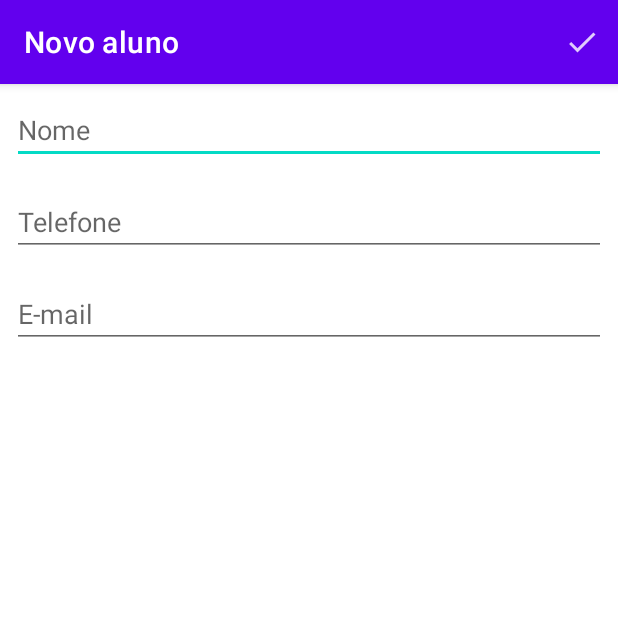
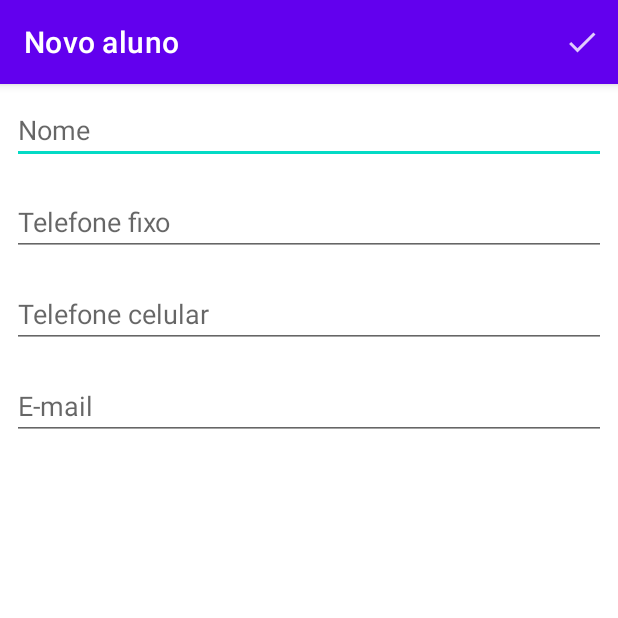
Before and after one commit to claudiocarvalhojr/agenda-android, an Android app: the screen it shows after launch (FormularioAlunoActivity), after a tap on an icon or button, on a phone screen of 412 x 824 dp, the top half of it. Run offline under Robolectric (Android 15) with nearby library versions, the phone set to English and light mode, and no system bars; our stand-ins replace Room's generated code; 5 statements that could not run were skipped.

Commit message:
Commit com o uso do Room para salvar as entidades no banco para o projeto de Agenda Android da formação android da Alura

```diff
--- a/app/build.gradle
+++ b/app/build.gradle
@@ -29,7 +29,9 @@ android {
 }
 
 dependencies {
-
+    def room_version = "2.2.6"
+    implementation "androidx.room:room-runtime:$room_version"
+    annotationProcessor "androidx.room:room-compiler:$room_version"
     implementation 'androidx.appcompat:appcompat:1.3.0'
     implementation 'com.google.android.material:material:1.3.0'
     implementation 'androidx.constraintlayout:constraintlayout:1.1.3'
--- a/app/src/main/AndroidManifest.xml
+++ b/app/src/main/AndroidManifest.xml
@@ -10,7 +10,6 @@
         android:roundIcon="@mipmap/ic_launcher_round"
         android:supportsRtl="true"
         android:theme="@style/Theme.Agenda"
-        android:name=".AgendaApplication"
         tools:ignore="AllowBackup">
         <activity android:name=".ui.activity.ListaAlunosActivity">
             <intent-filter>
--- a/app/src/main/java/br/com/alura/agenda/AgendaApplication.java
+++ /dev/null
@@ -1,21 +0,0 @@
-package br.com.alura.agenda;
-
-import android.app.Application;
-
-import br.com.alura.agenda.DAO.AlunoDAO;
-import br.com.alura.agenda.model.Aluno;
-
-public class AgendaApplication extends Application {
-
-    @Override
-    public void onCreate() {
-        super.onCreate();
-        criaAlunosDeTeste();
-    }
-
-    private void criaAlunosDeTeste() {
-        AlunoDAO dao = new AlunoDAO();
-        dao.salva(new Aluno("Alex", "51998834623", "alex@gmail.com"));
-        dao.salva(new Aluno("Fran", "51123456789", "fran@gmail.com"));
-    }
-}
--- a/app/src/main/java/br/com/alura/agenda/DAO/AlunoDAO.java
+++ /dev/null
@@ -1,48 +0,0 @@
-package br.com.alura.agenda.DAO;
-
-import java.util.ArrayList;
-import java.util.List;
-
-import br.com.alura.agenda.model.Aluno;
-
-public class AlunoDAO {
-
-    private final static List<Aluno> alunos = new ArrayList<>();
-    private static int contadorDeIds = 1;
-
-    public void salva(Aluno aluno) {
-        aluno.setId(contadorDeIds);
-        alunos.add(aluno);
-        atualizaIds();
-    }
-
-    private void atualizaIds() {
-        contadorDeIds++;
-    }
-
-    public void edita(Aluno aluno) {
-        Aluno alunoEncontrado = buscaAlunoPeloId(aluno);
-        if (alunoEncontrado != null) {
-            int posicaoDoAluno = alunos.indexOf(alunoEncontrado);
-            alunos.set(posicaoDoAluno, aluno);
-        }
-    }
-
-    private Aluno buscaAlunoPeloId(Aluno aluno) {
-        for (Aluno a : alunos) {
-            if (a.getId() == aluno.getId()) {
-                return a;
-            }
-        }
-        return null;
-    }
-
-    public List<Aluno> todos() { return new ArrayList<>(alunos); }
-
-    public void remove(Aluno aluno) {
-        Aluno alunoDevolvido = buscaAlunoPeloId(aluno);
-        if(alunoDevolvido != null) {
-            alunos.remove(alunoDevolvido);
-        }
-    }
-}
--- a/app/src/main/java/br/com/alura/agenda/model/Aluno.java
+++ b/app/src/main/java/br/com/alura/agenda/model/Aluno.java
@@ -1,32 +1,24 @@
 package br.com.alura.agenda.model;
 
 import androidx.annotation.NonNull;
+import androidx.room.Entity;
+import androidx.room.PrimaryKey;
 
 import java.io.Serializable;
+import java.util.Calendar;
+import java.util.List;
 
+@Entity
 public class Aluno implements Serializable {
 
+    @PrimaryKey(autoGenerate = true)
     private int id = 0;
     private String nome;
-    private String telefone;
     private String email;
-
-    public Aluno(String nome, String telefone, String email) {
-        this.nome = nome;
-        this.telefone = telefone;
-        this.email = email;
-    }
-
-    public Aluno() {
-
-    }
+    private Calendar momentoDeCadastro = Calendar.getInstance();
 
     public void setNome(String nome) {
         this.nome = nome;
-    }
-
-    public void setTelefone(String telefone) {
-        this.telefone = telefone;
     }
 
     public void setEmail(String email) {
@@ -37,17 +29,23 @@ public class Aluno implements Serializable {
         return nome;
     }
 
-    public String getTelefone() {
-        return telefone;
-    }
-
     public String getEmail() {
         return email;
     }
 
+    public Calendar getMomentoDeCadastro() {
+        return momentoDeCadastro;
+    }
+
+    public void setMomentoDeCadastro(Calendar momentoDeCadastro) {
+        this.momentoDeCadastro = momentoDeCadastro;
+    }
+
     @NonNull
     @Override
-    public String toString() { return nome + " - " + telefone; }
+    public String toString() {
+        return nome;
+    }
 
     public void setId(int id) {
         this.id = id;
@@ -60,4 +58,9 @@ public class Aluno implements Serializable {
     public boolean temIdValido() {
         return id > 0;
     }
+
+//    public String dataFormatada() {
+//        SimpleDateFormat formatador = new SimpleDateFormat("dd/MM/yyyy");
+//        return formatador.format(momentoDeCadastro.getTime());
+//    }
 }
--- a/app/src/main/java/br/com/alura/agenda/ui/ListaAlunosView.java
+++ b/app/src/main/java/br/com/alura/agenda/ui/ListaAlunosView.java
@@ -6,20 +6,22 @@ import android.view.MenuItem;
 import android.widget.AdapterView;
 import android.widget.ListView;
 
-import br.com.alura.agenda.DAO.AlunoDAO;
+import br.com.alura.agenda.database.AgendaDatabase;
+import br.com.alura.agenda.database.dao.RoomAlunoDAO;
 import br.com.alura.agenda.model.Aluno;
 import br.com.alura.agenda.ui.adapter.ListaAlunosAdapter;
 
 public class ListaAlunosView {
 
     private final ListaAlunosAdapter adapter;
-    private final AlunoDAO dao;
+    private final RoomAlunoDAO dao;
     private final Context context;
 
     public ListaAlunosView(Context context) {
         this.context = context;
         this.adapter = new ListaAlunosAdapter(this.context);
-        this.dao = new AlunoDAO();
+        dao = AgendaDatabase.getInstance(context)
+                .getRoomAlunoDAO();
     }
 
     public void confirmaRemocao(final MenuItem item) {
--- a/app/src/main/java/br/com/alura/agenda/ui/activity/FormularioAlunoActivity.java
+++ b/app/src/main/java/br/com/alura/agenda/ui/activity/FormularioAlunoActivity.java
@@ -9,8 +9,9 @@ import android.widget.EditText;
 import androidx.annotation.NonNull;
 import androidx.appcompat.app.AppCompatActivity;
 
-import br.com.alura.agenda.DAO.AlunoDAO;
 import br.com.alura.agenda.R;
+import br.com.alura.agenda.database.AgendaDatabase;
+import br.com.alura.agenda.database.dao.RoomAlunoDAO;
 import br.com.alura.agenda.model.Aluno;
 
 import static br.com.alura.agenda.ui.activity.ConstantesActivities.CHAVE_ALUNO;
@@ -20,15 +21,18 @@ public class FormularioAlunoActivity extends AppCompatActivity {
     private static final String TITULO_APPBAR_NOVO_ALUNO = "Novo aluno";
     private static final String TITULO_APPBAR_EDITA_ALUNO = "Edita Aluno";
     private EditText campoNome;
-    private EditText campoTelefone;
+    private EditText campoTelefoneFixo;
+    private EditText campoTelefoneCelular;
     private EditText campoEmail;
-    final AlunoDAO dao = new AlunoDAO();
+    private RoomAlunoDAO dao;
     private Aluno aluno;
 
     @Override
     protected void onCreate(Bundle savedInstanceState) {
         super.onCreate(savedInstanceState);
         setContentView(R.layout.activity_formulario_aluno);
+        AgendaDatabase database = AgendaDatabase.getInstance(this);
+        dao = database.getRoomAlunoDAO();
         inicializacaoDosCampos();
         carregaAluno();
     }
@@ -62,7 +66,8 @@ public class FormularioAlunoActivity extends AppCompatActivity {
 
     private void preencheCampos() {
         campoNome.setText(aluno.getNome());
-        campoTelefone.setText(aluno.getTelefone());
+//        campoTelefoneFixo.setText(aluno.getTelefoneFixo());
+//        campoTelefoneCelular.setText(aluno.getTelefoneCelular());
         campoEmail.setText(aluno.getEmail());
     }
 
@@ -78,16 +83,19 @@ public class FormularioAlunoActivity extends AppCompatActivity {
 
     private void inicializacaoDosCampos() {
         campoNome = findViewById(R.id.activity_formulario_aluno_nome);
-        campoTelefone = findViewById(R.id.activity_formulario_aluno_telefone);
+        campoTelefoneFixo = findViewById(R.id.activity_formulario_aluno_telefone_fixo);
+        campoTelefoneCelular = findViewById(R.id.activity_formulario_aluno_telefone_celular);
         campoEmail = findViewById(R.id.activity_formulario_aluno_email);
     }
 
     private void preencheAluno() {
         String nome = campoNome.getText().toString();
-        String telefone = campoTelefone.getText().toString();
+        String telefoneFixo = campoTelefoneFixo.getText().toString();
+        String telefoneCelular = campoTelefoneCelular.getText().toString();
         String email = campoEmail.getText().toString();
         aluno.setNome(nome);
-        aluno.setTelefone(telefone);
+//        aluno.setTelefoneFixo(telefoneFixo);
+//        aluno.setTelefoneCelular(telefoneCelular);
         aluno.setEmail(email);
     }
 
--- a/app/src/main/java/br/com/alura/agenda/ui/activity/ListaAlunosActivity.java
+++ b/app/src/main/java/br/com/alura/agenda/ui/activity/ListaAlunosActivity.java
@@ -20,13 +20,14 @@ import static br.com.alura.agenda.ui.activity.ConstantesActivities.CHAVE_ALUNO;
 
 public class ListaAlunosActivity extends AppCompatActivity {
     public static final String TITULO_APPBAR = "Lista de Alunos";
-    private final ListaAlunosView listaAlunosView = new ListaAlunosView(this);
+    private ListaAlunosView listaAlunosView;
 
     @Override
     protected void onCreate(@Nullable Bundle savedInstanceState) {
         super.onCreate(savedInstanceState);
         setContentView(R.layout.activity_lista_alunos);
         setTitle(TITULO_APPBAR);
+        listaAlunosView = new ListaAlunosView(this);
         configuraFabNovoAluno();
         configuraLista();
     }
--- a/app/src/main/java/br/com/alura/agenda/ui/adapter/ListaAlunosAdapter.java
+++ b/app/src/main/java/br/com/alura/agenda/ui/adapter/ListaAlunosAdapter.java
@@ -11,15 +11,20 @@ import java.util.ArrayList;
 import java.util.List;
 
 import br.com.alura.agenda.R;
+import br.com.alura.agenda.database.AgendaDatabase;
+import br.com.alura.agenda.database.dao.TelefoneDAO;
 import br.com.alura.agenda.model.Aluno;
+import br.com.alura.agenda.model.Telefone;
 
 public class ListaAlunosAdapter extends BaseAdapter {
 
     private final List<Aluno> alunos = new ArrayList<>();
     private final Context context;
+    private final TelefoneDAO dao;
 
     public ListaAlunosAdapter(Context context) {
         this.context = context;
+        dao = AgendaDatabase.getInstance(context).getTelefoneDAO();
     }
 
     @Override
@@ -43,7 +48,8 @@ public class ListaAlunosAdapter extends BaseAdapter {
         TextView nome = view.findViewById(R.id.item_aluno_nome);
         nome.setText(aluno.getNome());
         TextView telefone = view.findViewById(R.id.item_aluno_telefone);
-        telefone.setText(aluno.getTelefone());
+        Telefone primeiroTelefone = dao.buscaPrimeiroTelefoneDoAluno(aluno.getId());
+        telefone.setText(primeiroTelefone.getNumero());
     }
 
     private View criaView(ViewGroup viewGroup) {
--- a/app/src/main/res/layout/activity_formulario_aluno.xml
+++ b/app/src/main/res/layout/activity_formulario_aluno.xml
@@ -18,11 +18,20 @@
             android:importantForAutofill="no" />
 
         <EditText
-            android:id="@+id/activity_formulario_aluno_telefone"
+            android:id="@+id/activity_formulario_aluno_telefone_fixo"
             android:layout_width="match_parent"
             android:layout_height="wrap_content"
             android:layout_margin="8dp"
-            android:hint="@string/telefone"
+            android:hint="@string/telefone_fixo"
+            android:inputType="phone"
+            android:importantForAutofill="no" />
+
+        <EditText
+            android:id="@+id/activity_formulario_aluno_telefone_celular"
+            android:layout_width="match_parent"
+            android:layout_height="wrap_content"
+            android:layout_margin="8dp"
+            android:hint="@string/telefone_celular"
             android:inputType="phone"
             android:importantForAutofill="no" />
 
--- a/app/src/main/res/values/strings.xml
+++ b/app/src/main/res/values/strings.xml
@@ -5,4 +5,6 @@
     <string name="email">E-mail</string>
     <string name="salvar">Salvar</string>
     <string name="remover">Remover</string>
+    <string name="telefone_fixo">Telefone fixo</string>
+    <string name="telefone_celular">Telefone celular</string>
 </resources>
```
